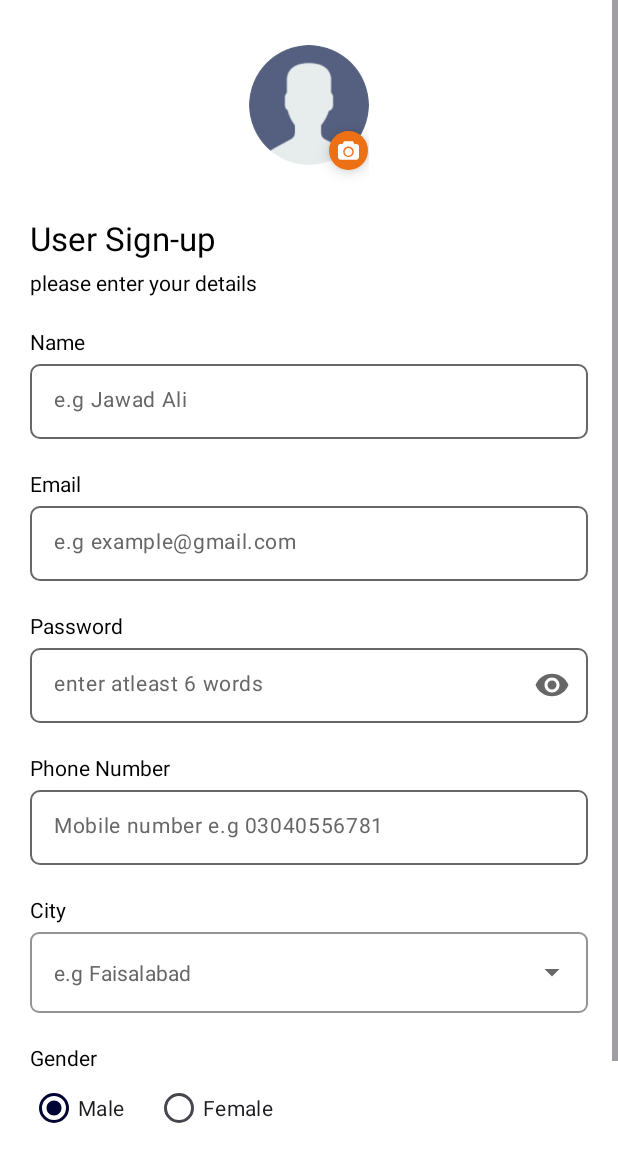
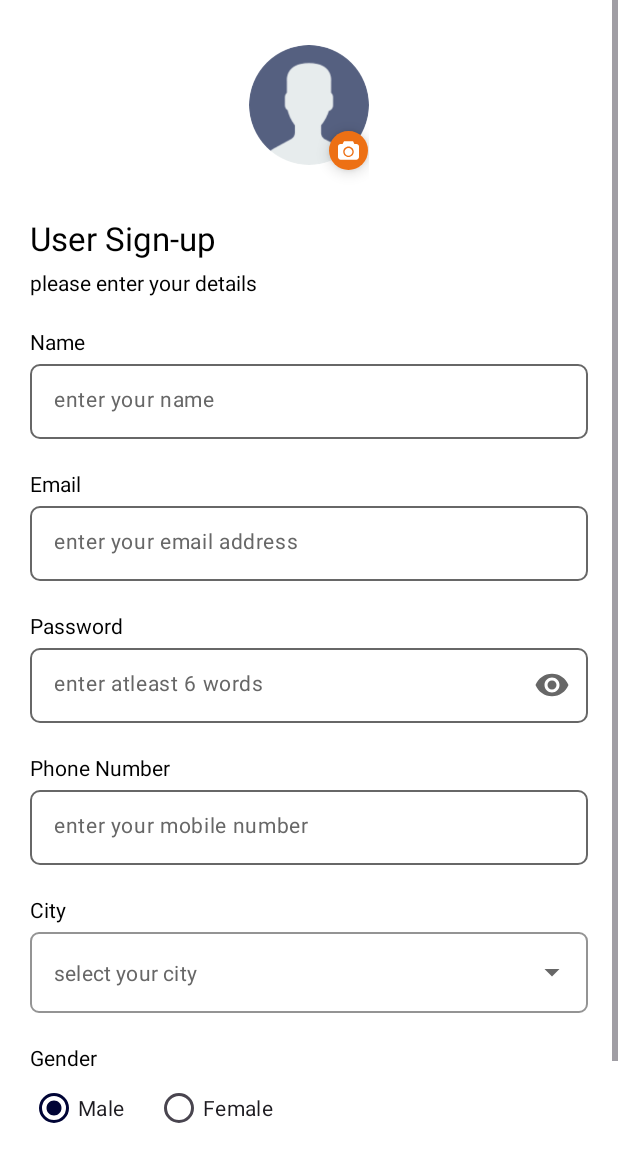
Before and after one commit to Hassan1133/WellnessVet, an Android app: the screen it shows after launch (UserSignupActivity), after a tap on "Sign Up", on a phone screen of 412 x 824 dp. Shown: the top 1162 px of the screen. Run offline under Robolectric (Android 15) with nearby library versions, the light colour scheme and no system bars; our stand-ins replace CircleImageView, Firebase (no records; nobody signed in at launch, a user with empty details on screens opened directly); libraries missing offline, so code that uses them is left out: com.karumi.dexter; pictures from the network do not load; 1 statement that could not run was skipped; 2 other taps on this screen came first.

Commit message:
progress added

```diff
--- a/app/src/main/java/com/wellness/vet/app/activities/common/SplashActivity.kt
+++ b/app/src/main/java/com/wellness/vet/app/activities/common/SplashActivity.kt
@@ -16,7 +16,6 @@ import com.wellness.vet.app.main_utils.AppSharedPreferences
 class SplashActivity : AppCompatActivity() {
 
     private lateinit var appSharedPreferences: AppSharedPreferences
-    private lateinit var intent: Intent
     override fun onCreate(savedInstanceState: Bundle?) {
         super.onCreate(savedInstanceState)
         setContentView(R.layout.activity_main)
@@ -33,7 +32,7 @@ class SplashActivity : AppCompatActivity() {
                 val userLoginCheck = appSharedPreferences.getBoolean("userLogin")
                 val docLoginCheck = appSharedPreferences.getBoolean("doctorLogin")
 
-                 intent = when {
+                val intent = when {
                     userLoginCheck -> Intent(this, UserDashBoardActivity::class.java)
                     docLoginCheck -> Intent(this, DoctorDashBoardActivity::class.java)
                     else -> Intent(
--- a/app/src/main/java/com/wellness/vet/app/activities/doctor/DoctorSignUpActivity.kt
+++ b/app/src/main/java/com/wellness/vet/app/activities/doctor/DoctorSignUpActivity.kt
@@ -326,7 +326,7 @@ class DoctorSignUpActivity : AppCompatActivity(), OnClickListener {
         val radio: RadioButton = findViewById(binding.genderRadioGroup.checkedRadioButtonId)
 
         val model = DoctorDetailProfileModel()
-        model.name = "Dr. $binding.name.getText().toString().trim()"
+        model.name = "Dr. ${binding.name.getText().toString().trim()}"
         model.phoneNo = binding.phoneNumber.getText().toString().trim()
         model.email = binding.email.getText().toString().trim()
         model.city = binding.city.getText().toString().trim()
--- a/app/src/main/java/com/wellness/vet/app/activities/user/UserChatActivity.kt
+++ b/app/src/main/java/com/wellness/vet/app/activities/user/UserChatActivity.kt
@@ -38,9 +38,9 @@ class UserChatActivity : AppCompatActivity() {
         val currentUser = auth.currentUser
 
         if (currentUser != null) {
-            val doctorUid = intent.getStringExtra("uid").toString()
-            binding.docName.text = intent.getStringExtra("name").toString()
-            Glide.with(this@UserChatActivity).load(intent.getStringExtra("imgUrl").toString())
+            val doctorUid = intent.getStringExtra("uid")!!
+            binding.docName.text = intent.getStringExtra("name")!!
+            Glide.with(this@UserChatActivity).load(intent.getStringExtra("imgUrl")!!)
                 .diskCacheStrategy(
                     DiskCacheStrategy.DATA
                 ).into(binding.docImage)
--- a/app/src/main/res/layout/activity_doctor_sign_up.xml
+++ b/app/src/main/res/layout/activity_doctor_sign_up.xml
@@ -147,7 +147,7 @@
                 android:layout_width="match_parent"
                 android:layout_height="wrap_content"
                 android:background="@drawable/edit_txt_bg"
-                android:hint="@string/mobile_number_hint"
+                android:hint="@string/enter_your_mobile_number"
                 android:inputType="phone"
                 android:textColor="@color/black"
                 android:textColorHint="@color/hint_color"
@@ -183,7 +183,7 @@
                 android:layout_width="match_parent"
                 android:layout_height="wrap_content"
                 android:background="@drawable/edit_txt_bg"
-                android:hint="@string/e_g_example_gmail_com"
+                android:hint="@string/enter_your_email_address"
                 android:inputType="textEmailAddress"
                 android:textColor="@color/black"
                 android:textColorHint="@color/hint_color"
@@ -272,7 +272,7 @@
                     android:id="@+id/city"
                     android:layout_width="match_parent"
                     android:layout_height="wrap_content"
-                    android:hint="@string/e_g_faisalabad"
+                    android:hint="@string/select_your_city"
                     android:inputType="none"
                     android:textColor="@color/hint_color"
                     android:textColorHint="@color/hint_color"
--- a/app/src/main/res/layout/activity_user_signup.xml
+++ b/app/src/main/res/layout/activity_user_signup.xml
@@ -106,7 +106,7 @@
                     android:layout_width="match_parent"
                     android:layout_height="wrap_content"
                     android:background="@drawable/edit_txt_bg"
-                    android:hint="@string/e_g_jawad_ali"
+                    android:hint="@string/enter_your_name"
                     android:inputType="text"
                     android:textColor="@color/black"
                     android:textColorHint="@color/hint_color"
@@ -143,7 +143,7 @@
                 android:layout_width="match_parent"
                 android:layout_height="wrap_content"
                 android:background="@drawable/edit_txt_bg"
-                android:hint="@string/e_g_example_gmail_com"
+                android:hint="@string/enter_your_email_address"
                 android:inputType="textEmailAddress"
                 android:textColor="@color/black"
                 android:textColorHint="@color/hint_color"
@@ -222,7 +222,7 @@
                 android:layout_width="match_parent"
                 android:layout_height="wrap_content"
                 android:background="@drawable/edit_txt_bg"
-                android:hint="@string/mobile_number_hint"
+                android:hint="@string/enter_your_mobile_number"
                 android:inputType="phone"
                 android:textColor="@color/black"
                 android:textColorHint="@color/hint_color"
@@ -271,7 +271,7 @@
                     android:id="@+id/city"
                     android:layout_width="match_parent"
                     android:layout_height="wrap_content"
-                    android:hint="@string/e_g_faisalabad"
+                    android:hint="@string/select_your_city"
                     android:inputType="none"
                     android:textColor="@color/hint_color"
                     android:textColorHint="@color/hint_color"
--- a/app/src/main/res/layout/fragment_doctor_login.xml
+++ b/app/src/main/res/layout/fragment_doctor_login.xml
@@ -65,7 +65,7 @@
                 android:layout_width="match_parent"
                 android:layout_height="wrap_content"
                 android:background="@drawable/edit_txt_bg"
-                android:hint="@string/e_g_example_gmail_com"
+                android:hint="@string/enter_your_email_address"
                 android:inputType="textEmailAddress"
                 android:textColor="@color/black"
                 android:textColorHint="@color/hint_color"
--- a/app/src/main/res/layout/fragment_user_login.xml
+++ b/app/src/main/res/layout/fragment_user_login.xml
@@ -65,7 +65,7 @@
                 android:layout_width="match_parent"
                 android:layout_height="wrap_content"
                 android:background="@drawable/edit_txt_bg"
-                android:hint="@string/e_g_example_gmail_com"
+                android:hint="@string/enter_your_email_address"
                 android:inputType="textEmailAddress"
                 android:textColor="@color/black"
                 android:textColorHint="@color/hint_color"
--- a/app/src/main/res/values/strings.xml
+++ b/app/src/main/res/values/strings.xml
@@ -86,4 +86,8 @@
     <string name="already_have_an_account">Already have an account.</string>
     <string name="digits">abcdefghijklmnopqrstuvwxyz ABCDEFGHIJKLMNOPQRSTUVWXYZ</string>
     <string name="sign_in">Sign in</string>
+    <string name="enter_your_name">enter your name</string>
+    <string name="enter_your_email_address">enter your email address</string>
+    <string name="enter_your_mobile_number">enter your mobile number</string>
+    <string name="select_your_city">select your city</string>
 </resources>
```
Also changed, not shown: app/src/main/java/com/wellness/vet/app/activities/user/ViewDoctorProfileActivity.kt (+26 -2 lines), app/src/main/java/com/wellness/vet/app/fragments/user/UserChatFragment.kt (+13 -2 lines).
